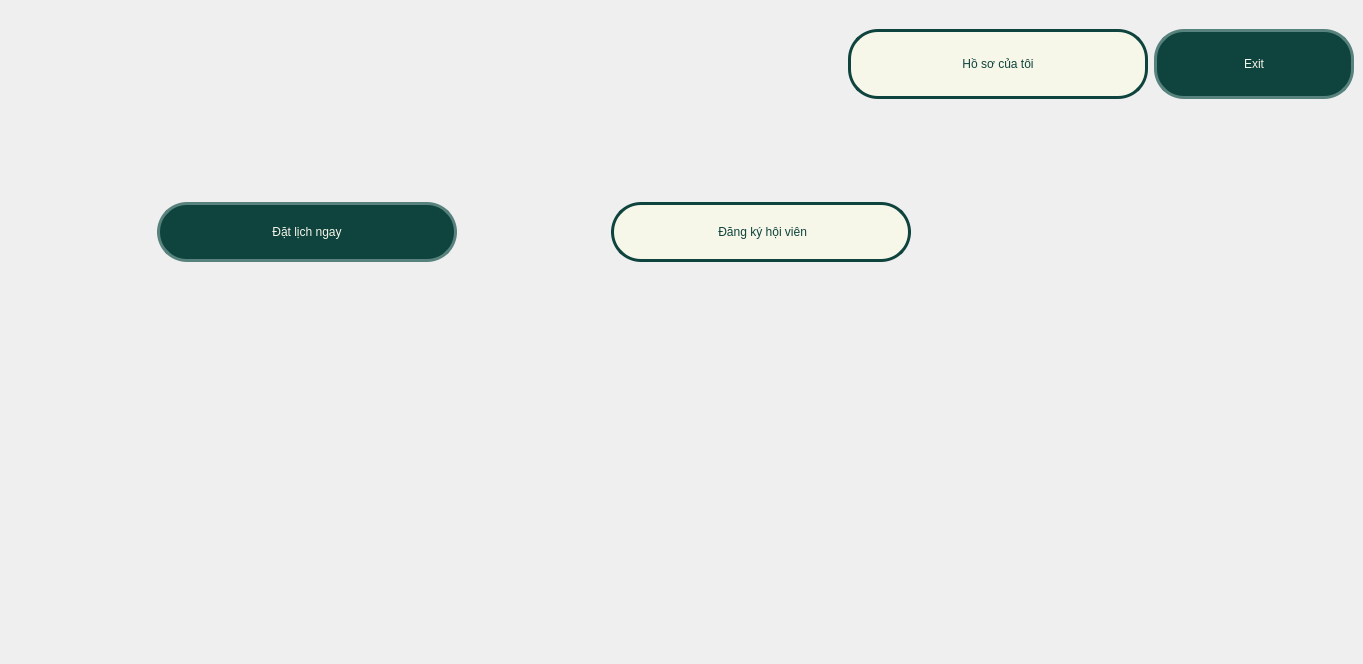
Before: the Qt Designer form ui/dashboard/Dashboard.ui in nguyenbphan12001-rimzy/Do-an-cuoi-ki-Nhom8_KTLT, drawn with Qt 5.
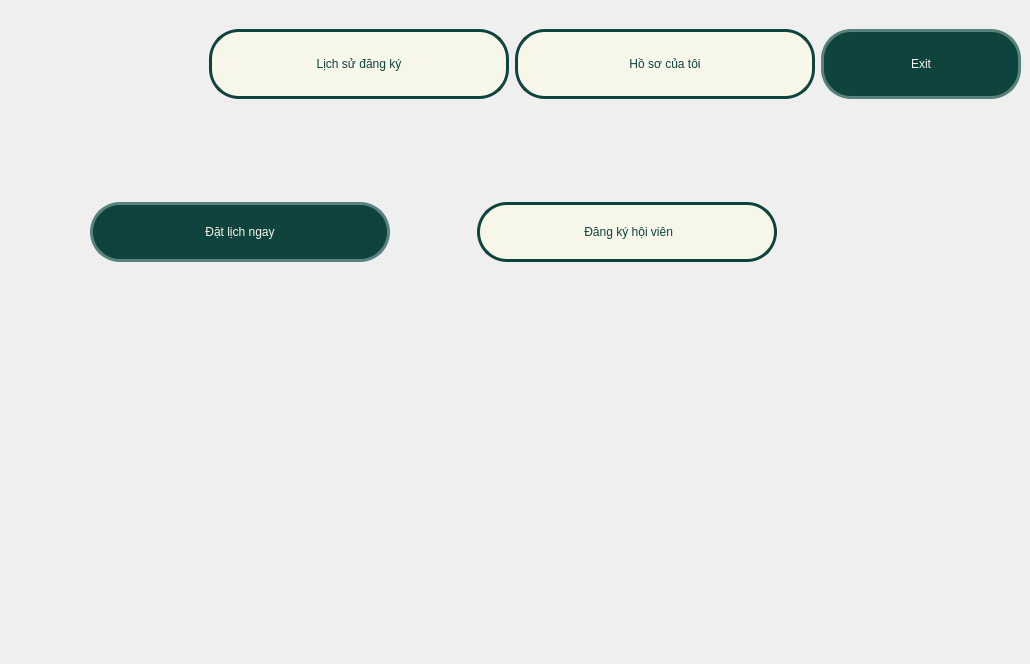
After: the same form once the commit is applied. Icons and pictures are not drawn.

Commit message: Add booking history

```diff
--- a/ui/dashboard/Dashboard.ui
+++ b/ui/dashboard/Dashboard.ui
@@ -6,7 +6,7 @@
    <rect>
     <x>0</x>
     <y>0</y>
-    <width>1363</width>
+    <width>1030</width>
     <height>664</height>
    </rect>
   </property>
@@ -52,6 +52,55 @@
             </property>
            </spacer>
           </item>
+          <item>
+           <widget class="QPushButton" name="pushButtonBookingHistory">
+            <property name="minimumSize">
+             <size>
+              <width>300</width>
+              <height>70</height>
+             </size>
+            </property>
+            <property name="maximumSize">
+             <size>
+              <width>16777215</width>
+              <height>16777215</height>
+             </size>
+            </property>
+            <property name="styleSheet">
+             <string notr="true">/* Trạng thái bình thường (Code gốc của mày) */
+QPushButton {
+    color: #0f433d;
+    background-color: #f6f6e9;
+    font: 87 20pt &quot;Noto Sans HK Black&quot;;
+    border-radius: 30px;
+    border: 3px solid #0f433d;
+}
+
+/* Trạng thái khi rê chuột vào (Hover) - Đảo màu cho xịn */
+QPushButton:hover {
+    background-color: #1a6b61; /* Nền biến thành xanh đậm */
+    color: #f6f6e9; /* Chữ sáng lên */
+    /* Viền giữ nguyên màu xanh đậm nên tao không cần viết lại ở đây */
+}
+
+/* Trạng thái khi click chuột bấm xuống (Pressed) */
+QPushButton:pressed {
+    background-color: #0a2e2a; /* Nền tối hơn một tông so với lúc hover */
+    border: 3px solid #0a2e2a; /* Viền cũng tối theo */
+    color: #f6f6e9;
+}</string>
+            </property>
+            <property name="text">
+             <string>Lịch sử đăng ký</string>
+            </property>
+            <property name="iconSize">
+             <size>
+              <width>30</width>
+              <height>50</height>
+             </size>
+            </property>
+           </widget>
+          </item>
           <item>
            <widget class="QPushButton" name="pushButtonAdmin">
             <property name="minimumSize">
```
Left out of the diff: 26 changed lines with no effect on the pictures. The commit also changes 14 other files.
